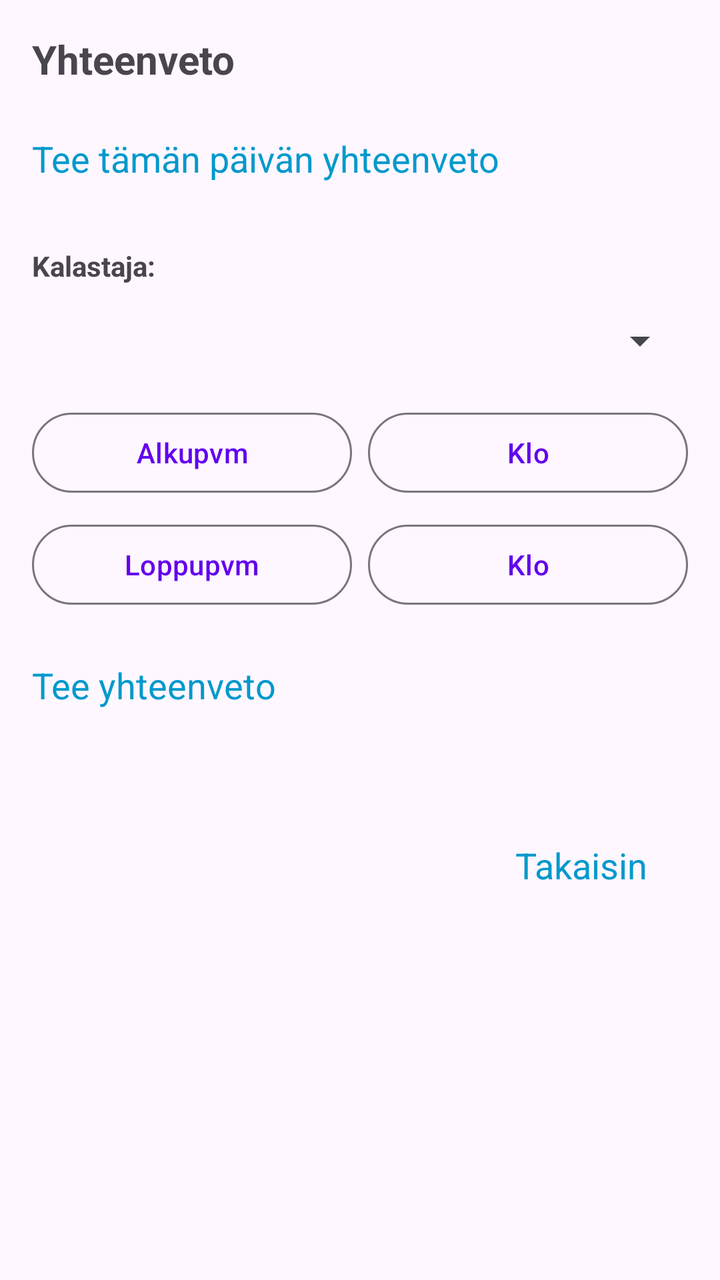
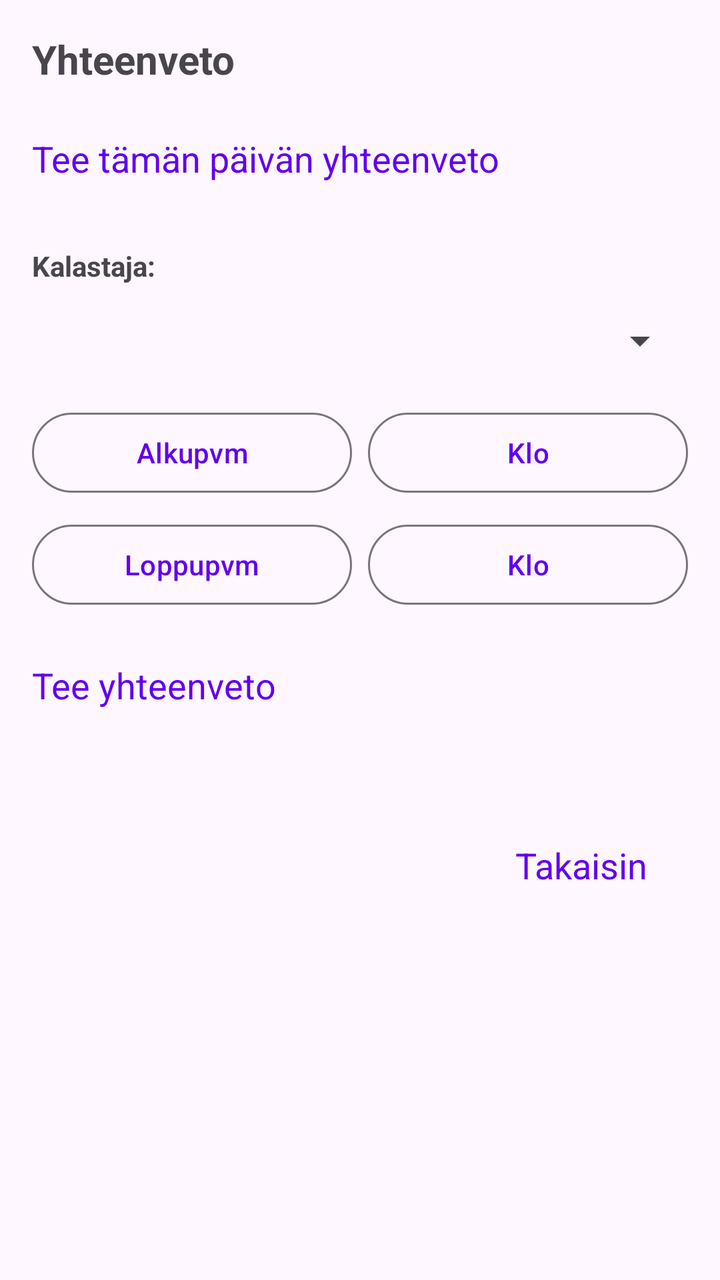

Compare the two renders of this Android layout. The source of the first and the diff that turns it into the second are given below.
<!-- AndroidManifest.xml: application theme Theme.KalaKartta -->
<!-- res/layout/activity_summary.xml -->
<?xml version="1.0" encoding="utf-8"?>
<ScrollView xmlns:android="http://schemas.android.com/apk/res/android"
    android:layout_width="match_parent"
    android:layout_height="match_parent">

    <LinearLayout
        android:layout_width="match_parent"
        android:layout_height="wrap_content"
        android:orientation="vertical"
        android:padding="16dp">

        <TextView
            android:layout_width="match_parent"
            android:layout_height="wrap_content"
            android:text="Yhteenveto"
            android:textSize="20sp"
            android:textStyle="bold"
            android:layout_marginBottom="16dp" />

        <TextView
            android:id="@+id/todaySummaryButton"
            android:layout_width="match_parent"
            android:layout_height="wrap_content"
            android:text="Tee tämän päivän yhteenveto"
            android:textSize="18sp"
            android:textColor="@android:color/holo_blue_dark"
            android:background="?attr/selectableItemBackground"
            android:clickable="true"
            android:focusable="true"
            android:paddingTop="8dp"
            android:paddingBottom="8dp"
            android:layout_marginBottom="16dp" />

        <TextView
            android:layout_width="wrap_content"
            android:layout_height="wrap_content"
            android:text="Kalastaja:"
            android:textStyle="bold"
            android:layout_marginTop="8dp" />

        <Spinner
            android:id="@+id/fishermanSpinner"
            android:layout_width="match_parent"
            android:layout_height="wrap_content"
            android:layout_marginTop="4dp"
            android:layout_marginBottom="8dp"
            android:minHeight="48dp" />

        <LinearLayout
            android:layout_width="match_parent"
            android:layout_height="wrap_content"
            android:orientation="horizontal"
            android:layout_marginBottom="8dp">

            <Button
                android:id="@+id/startDateButton"
                style="@style/Widget.Material3.Button.OutlinedButton"
                android:layout_width="0dp"
                android:layout_height="wrap_content"
                android:layout_weight="1"
                android:text="Alkupvm" />

            <Button
                android:id="@+id/startTimeButton"
                style="@style/Widget.Material3.Button.OutlinedButton"
                android:layout_width="0dp"
                android:layout_height="wrap_content"
                android:layout_weight="1"
                android:text="Klo"
                android:layout_marginStart="8dp" />
        </LinearLayout>

        <LinearLayout
            android:layout_width="match_parent"
            android:layout_height="wrap_content"
            android:orientation="horizontal"
            android:layout_marginBottom="16dp">

            <Button
                android:id="@+id/endDateButton"
                style="@style/Widget.Material3.Button.OutlinedButton"
                android:layout_width="0dp"
                android:layout_height="wrap_content"
                android:layout_weight="1"
                android:text="Loppupvm" />

            <Button
                android:id="@+id/endTimeButton"
                style="@style/Widget.Material3.Button.OutlinedButton"
                android:layout_width="0dp"
                android:layout_height="wrap_content"
                android:layout_weight="1"
                android:text="Klo"
                android:layout_marginStart="8dp" />
        </LinearLayout>

        <LinearLayout
            android:layout_width="match_parent"
            android:layout_height="wrap_content"
            android:orientation="horizontal"
            android:gravity="center_vertical"
            android:layout_marginBottom="16dp">

            <TextView
                android:id="@+id/generateRangeSummaryButton"
                android:layout_width="0dp"
                android:layout_height="wrap_content"
                android:layout_weight="1"
                android:text="Tee yhteenveto"
                android:textSize="18sp"
                android:textColor="@android:color/holo_blue_dark"
                android:background="?attr/selectableItemBackground"
                android:clickable="true"
                android:focusable="true"
                android:paddingTop="8dp"
                android:paddingBottom="8dp" />

            <ImageButton
                android:id="@+id/showOnMapButton"
                android:layout_width="48dp"
                android:layout_height="48dp"
                android:src="@drawable/ic_map"
                android:background="?attr/selectableItemBackgroundBorderless"
                android:contentDescription="Näytä kartalla"
                android:visibility="gone"
                android:layout_marginEnd="8dp" />

            <ImageButton
                android:id="@+id/copyToClipboardButton"
                android:layout_width="48dp"
                android:layout_height="48dp"
                android:src="@drawable/ic_copy"
                android:background="?attr/selectableItemBackgroundBorderless"
                android:contentDescription="Kopioi leikepöydälle"
                android:visibility="gone" />
        </LinearLayout>

        <TextView
            android:id="@+id/summaryResultText"
            android:layout_width="match_parent"
            android:layout_height="wrap_content"
            android:textSize="16sp" />

        <TextView
            android:id="@+id/backButton"
            android:layout_width="wrap_content"
            android:layout_height="wrap_content"
            android:layout_gravity="end"
            android:text="@string/back"
            android:textSize="18sp"
            android:textColor="@android:color/holo_blue_dark"
            android:paddingTop="20dp"
            android:paddingBottom="40dp"
            android:paddingStart="20dp"
            android:paddingEnd="20dp"
            android:clickable="true"
            android:focusable="true"
            android:background="?attr/selectableItemBackground" />
    </LinearLayout>
</ScrollView>
<!-- resources referenced by this layout -->
<resources>
  <!-- drawable ic_copy (drawable) -->
  <vector xmlns:android="http://schemas.android.com/apk/res/android"
      android:width="24dp"
      android:height="24dp"
      android:viewportWidth="24"
      android:viewportHeight="24"
      android:tint="?attr/colorControlNormal">
    <path
        android:fillColor="@android:color/white"
        android:pathData="M16,1L4,1c-1.1,0 -2,0.9 -2,2v14h2L4,3h12L16,1zM19,5L8,5c-1.1,0 -2,0.9 -2,2v14c0,1.1 0.9,2 2,2h11c1.1,0 2,-0.9 2,-2L21,7c0,-1.1 -0.9,-2 -2,-2zM19,21L8,21L8,7h11v14z"/>
  </vector>
  <!-- drawable ic_map (drawable) -->
  <vector xmlns:android="http://schemas.android.com/apk/res/android"
      android:width="24dp"
      android:height="24dp"
      android:viewportWidth="24"
      android:viewportHeight="24"
      android:tint="?attr/colorControlNormal">
    <path
        android:fillColor="@android:color/white"
        android:pathData="M20.5,3l-0.16,0.03L15,5.1L9,3L3.36,4.9c-0.21,0.07 -0.36,0.25 -0.36,0.48V20.5c0,0.28 0.22,0.5 0.5,0.5l0.16,-0.03L9,18.9l6,2.1l5.64,-1.9c0.21,-0.07 0.36,-0.25 0.36,-0.48V3.5c0,-0.28 -0.22,-0.5 -0.5,-0.5zM15,19l-6,-2.11V5l6,2.11V19z"/>
  </vector>
  <string name="back">Takaisin</string>
  <style name="Theme.KalaKartta" parent="Base.Theme.KalaKartta" />
  <style name="Base.Theme.KalaKartta" parent="Theme.Material3.DayNight.NoActionBar">
          
          <item name="colorPrimary">#6200EE</item>
          <item name="colorOnPrimary">#FFFFFF</item>
          <item name="editTextStyle">@style/Widget.AppCompat.EditText</item>
          <item name="android:spinnerStyle">@style/Widget.AppCompat.Spinner</item>
      </style>
</resources>

<!-- the commit's change to res/layout/activity_summary.xml (unified diff, before → after) -->
@@ -19,11 +19,10 @@
 
         <TextView
             android:id="@+id/todaySummaryButton"
+            style="@style/TextAppearance.KalaKartta.ActionLink"
             android:layout_width="match_parent"
             android:layout_height="wrap_content"
             android:text="Tee tämän päivän yhteenveto"
-            android:textSize="18sp"
-            android:textColor="@android:color/holo_blue_dark"
             android:background="?attr/selectableItemBackground"
             android:clickable="true"
             android:focusable="true"
@@ -103,12 +102,11 @@
 
             <TextView
                 android:id="@+id/generateRangeSummaryButton"
+                style="@style/TextAppearance.KalaKartta.ActionLink"
                 android:layout_width="0dp"
                 android:layout_height="wrap_content"
                 android:layout_weight="1"
                 android:text="Tee yhteenveto"
-                android:textSize="18sp"
-                android:textColor="@android:color/holo_blue_dark"
                 android:background="?attr/selectableItemBackground"
                 android:clickable="true"
                 android:focusable="true"
@@ -143,12 +141,11 @@
 
         <TextView
             android:id="@+id/backButton"
+            style="@style/TextAppearance.KalaKartta.ActionLink"
             android:layout_width="wrap_content"
             android:layout_height="wrap_content"
             android:layout_gravity="end"
             android:text="@string/back"
-            android:textSize="18sp"
-            android:textColor="@android:color/holo_blue_dark"
             android:paddingTop="20dp"
             android:paddingBottom="40dp"
             android:paddingStart="20dp"
<!-- resource entries referenced after the edit -->
@@ -23,7 +23,14 @@
         android:pathData="M20.5,3l-0.16,0.03L15,5.1L9,3L3.36,4.9c-0.21,0.07 -0.36,0.25 -0.36,0.48V20.5c0,0.28 0.22,0.5 0.5,0.5l0.16,-0.03L9,18.9l6,2.1l5.64,-1.9c0.21,-0.07 0.36,-0.25 0.36,-0.48V3.5c0,-0.28 -0.22,-0.5 -0.5,-0.5zM15,19l-6,-2.11V5l6,2.11V19z"/>
   </vector>
   <string name="back">Takaisin</string>
+  <style name="TextAppearance.KalaKartta.ActionLink" parent="">
+          <item name="android:fontFamily">sans-serif</item>
+          <item name="android:textSize">18sp</item>
+          <item name="android:textColor">@color/link_color</item>
+          <item name="android:textStyle">normal</item>
+      </style>
   <style name="Theme.KalaKartta" parent="Base.Theme.KalaKartta" />
+  <color name="link_color">#6200EE</color>
   <style name="Base.Theme.KalaKartta" parent="Theme.Material3.DayNight.NoActionBar">
           
           <item name="colorPrimary">#6200EE</item>
